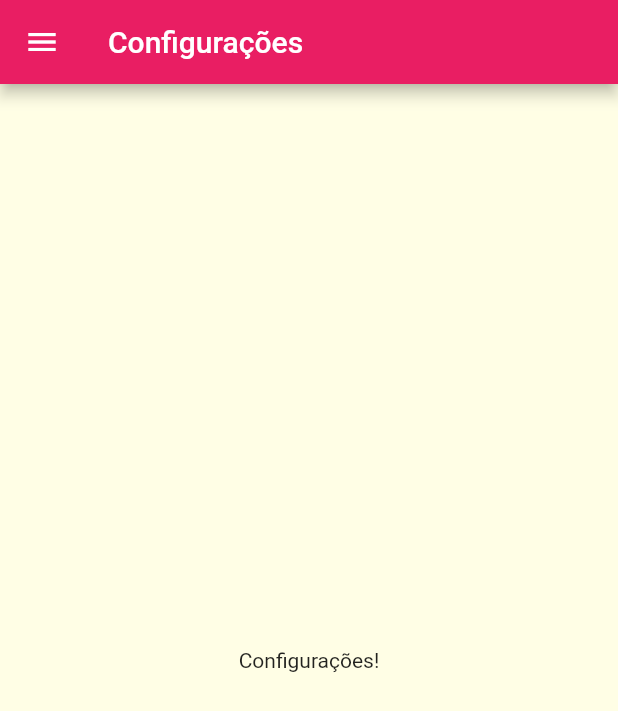
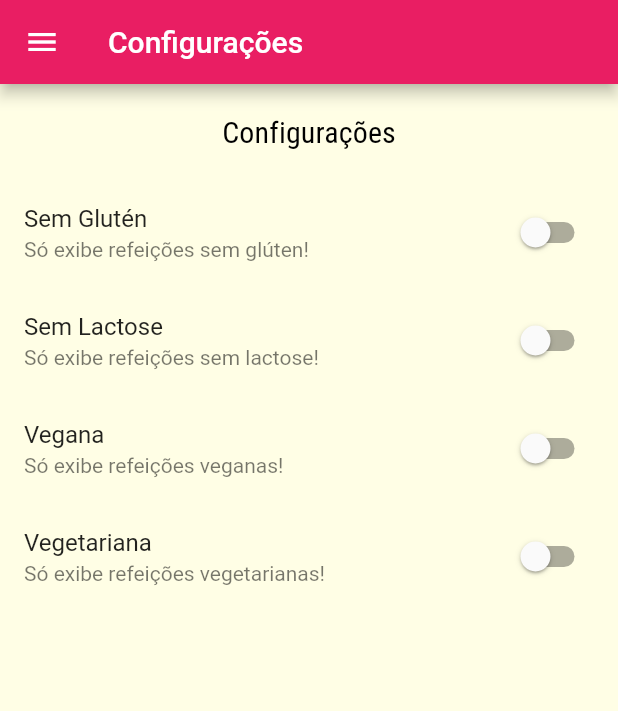
Before and after one commit to JamileFerreira/menu, a Flutter app: the SettingsScreen screen opened by its route, on a phone screen of 412 x 824 dp. Shown: the top 711 px of the screen. Run offline on Flutter 3.47's test engine with Material 2 defaults, Android fonts, the phone set to English and light mode, and no system bars; network calls fail.

```diff
--- a/lib/main.dart
+++ b/lib/main.dart
@@ -5,10 +5,37 @@ import 'screens/categories_meals_screen.dart';
 import 'screens/meal_detail_screen.dart';
 import 'screens/settings_screen.dart';
 import 'utils/app_routes.dart';
+import 'models/meal.dart';
+import 'models/settings.dart';
+import 'data/dummy_data.dart';
 
 void main() => runApp(MyApp());
 
-class MyApp extends StatelessWidget {
+class MyApp extends StatefulWidget {
+  @override
+  State<MyApp> createState() => _MyAppState();
+}
+
+class _MyAppState extends State<MyApp> {
+  Settings settings = Settings();
+  List<Meal> _availableMeals = DUMMY_MEALS;
+
+  void _filterMeals(Settings settings) {
+    setState(() {
+      _availableMeals = DUMMY_MEALS.where((meal) {
+        this.settings = settings;
+        final filterGluten = settings.isGlutenFree && !meal.isGlutenFree;
+        final filterLactose = settings.isLactoseFree && !meal.isLactoseFree;
+        final filterVegan = settings.isVegan && !meal.isVegan;
+        final filterVegetarian = settings.isVegetarian && !meal.isVegetarian;
+        return !filterGluten &&
+            !filterLactose &&
+            !filterVegan &&
+            !filterVegetarian;
+      }).toList();
+    });
+  }
+
   @override
   Widget build(BuildContext context) {
     return MaterialApp(
@@ -27,9 +54,10 @@ class MyApp extends StatelessWidget {
       ),
       routes: {
         AppRoutes.HOME: (ctx) => TabsScreen(),
-        AppRoutes.CATEGORIES_MEALS: (ctx) => CategoriesMealsScreen(),
+        AppRoutes.CATEGORIES_MEALS: (ctx) =>
+            CategoriesMealsScreen(_availableMeals),
         AppRoutes.MEAL_DETAIL: (ctx) => MealDetailScreen(),
-        AppRoutes.SETTINGS: (ctx) => SettingsScreen(),
+        AppRoutes.SETTINGS: (ctx) => SettingsScreen(settings, _filterMeals),
       },
       debugShowCheckedModeBanner: false,
     );
--- /dev/null
+++ b/lib/models/settings.dart
@@ -0,0 +1,13 @@
+class Settings {
+  bool isGlutenFree;
+  bool isLactoseFree;
+  bool isVegan;
+  bool isVegetarian;
+
+  Settings({
+    this.isGlutenFree = false,
+    this.isLactoseFree = false,
+    this.isVegan = false,
+    this.isVegetarian = false,
+  });
+}
--- a/lib/screens/categories_meals_screen.dart
+++ b/lib/screens/categories_meals_screen.dart
@@ -1,14 +1,20 @@
 import 'package:flutter/material.dart';
+import 'package:menu/models/meal.dart';
 import '../data/dummy_data.dart';
+import '../models/category.dart';
 import '../models/category.dart';
 import '../components/meal_item.dart';
 
 class CategoriesMealsScreen extends StatelessWidget {
+  final List<Meal> meals;
+
+  const CategoriesMealsScreen(this.meals);
+
   @override
   Widget build(BuildContext context) {
     final category = ModalRoute.of(context)?.settings.arguments as Category;
 
-    final categoriesMeals = DUMMY_MEALS.where((meal) {
+    final categoriesMeals = meals.where((meal) {
       return meal.categories.contains(category.id);
     }).toList();
 
--- a/lib/screens/settings_screen.dart
+++ b/lib/screens/settings_screen.dart
@@ -1,7 +1,39 @@
 import 'package:flutter/material.dart';
 import '../components/main_drawer.dart';
+import '../models/settings.dart';
 
-class SettingsScreen extends StatelessWidget {
+class SettingsScreen extends StatefulWidget {
+  final Settings settings;
+  final Function(Settings) onSettingsChanged;
+
+  const SettingsScreen(this.settings, this.onSettingsChanged, {Key? key})
+      : super(key: key);
+
+  @override
+  State<SettingsScreen> createState() => _SettingsScreenState();
+}
+
+class _SettingsScreenState extends State<SettingsScreen> {
+  Settings? settings;
+  @override
+  void initState() {
+    super.initState();
+    settings = widget.settings;
+  }
+
+  Widget _createSwitch(
+      String title, String subtitle, bool value, Function(bool) onChanged) {
+    return SwitchListTile.adaptive(
+      title: Text(title),
+      subtitle: Text(subtitle),
+      value: value,
+      onChanged: (value) {
+        onChanged(value);
+        widget.onSettingsChanged(settings!);
+      },
+    );
+  }
+
   @override
   Widget build(BuildContext context) {
     return Scaffold(
@@ -9,8 +41,46 @@ class SettingsScreen extends StatelessWidget {
         title: const Text('Configurações'),
       ),
       drawer: MainDrawer(),
-      body: const Center(
-        child: Text('Configurações!'),
+      body: Column(
+        children: [
+          Container(
+            padding: EdgeInsets.all(20),
+            child: Text(
+              'Configurações',
+              style: Theme.of(context).textTheme.titleSmall,
+            ),
+          ),
+          Expanded(
+            child: ListView(
+              children: <Widget>[
+                _createSwitch(
+                  'Sem Glutén',
+                  'Só exibe refeições sem glúten!',
+                  settings!.isGlutenFree,
+                  (value) => setState(() => settings?.isGlutenFree = value),
+                ),
+                _createSwitch(
+                  'Sem Lactose',
+                  'Só exibe refeições sem lactose!',
+                  settings!.isLactoseFree,
+                  (value) => setState(() => settings?.isLactoseFree = value),
+                ),
+                _createSwitch(
+                  'Vegana',
+                  'Só exibe refeições veganas!',
+                  settings!.isVegan,
+                  (value) => setState(() => settings?.isVegan = value),
+                ),
+                _createSwitch(
+                  'Vegetariana',
+                  'Só exibe refeições vegetarianas!',
+                  settings!.isVegetarian,
+                  (value) => setState(() => settings?.isVegetarian = value),
+                ),
+              ],
+            ),
+          )
+        ],
       ),
     );
   }
```
